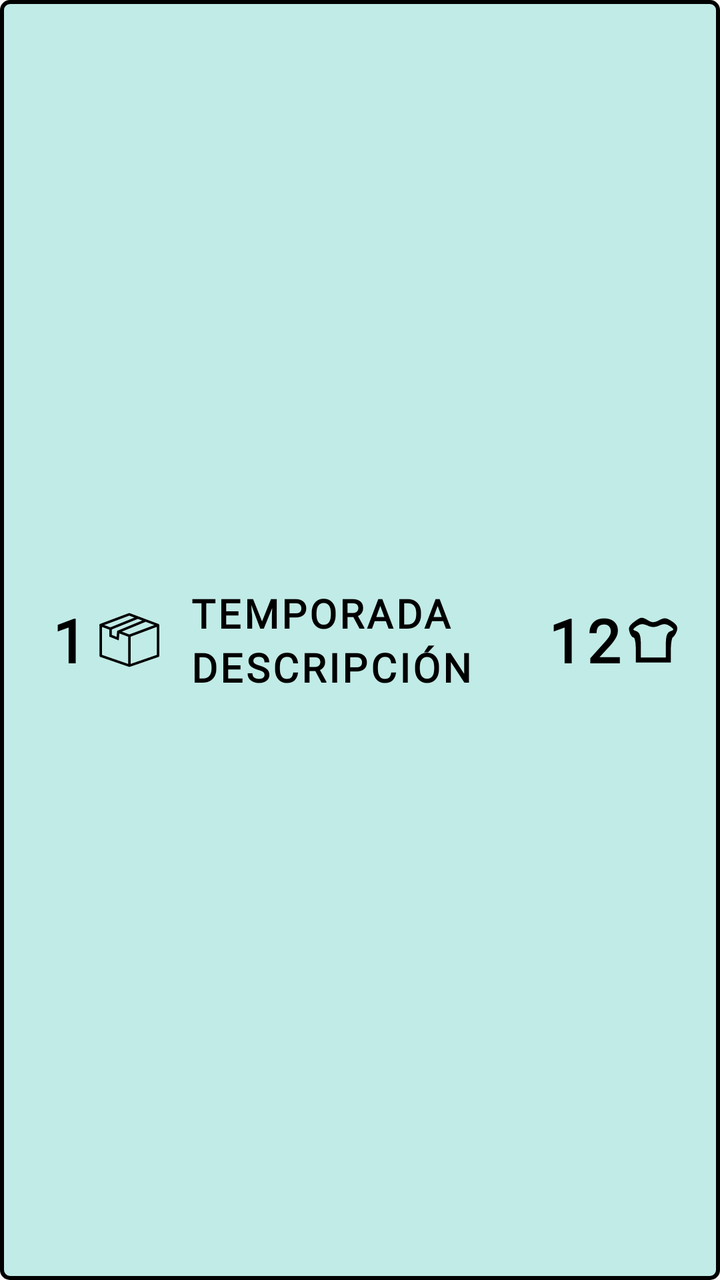
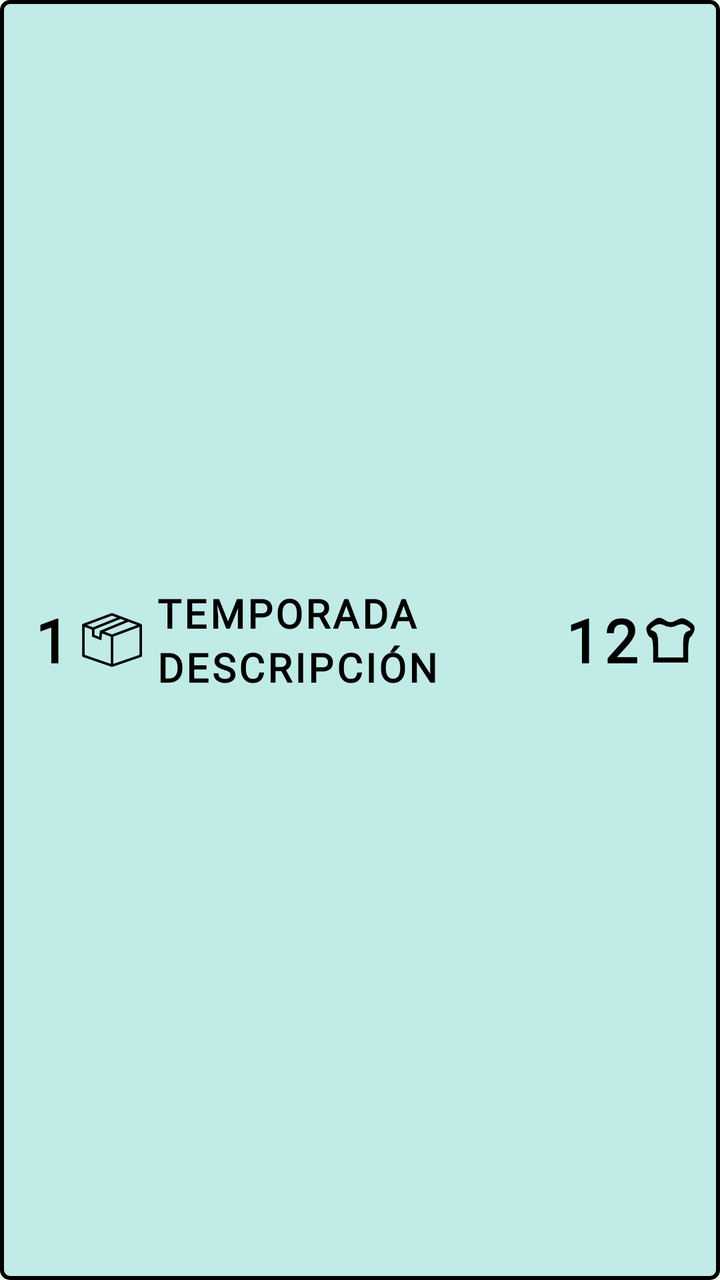

Before-and-after screenshots of an Android layout around one commit, followed by the original layout XML and the change that was made.
<!-- AndroidManifest.xml: application theme Theme.Gestock -->
<!-- res/layout/adapter_cajas.xml -->
<?xml version="1.0" encoding="utf-8"?>
<LinearLayout
    xmlns:android="http://schemas.android.com/apk/res/android"
    xmlns:app="http://schemas.android.com/apk/res-auto"
    android:background="@drawable/border_line_producte"
    android:layout_width="match_parent"
    android:layout_height="wrap_content"
    android:layout_margin="5dp"
    android:orientation="horizontal">

    <LinearLayout
        android:layout_width="0dp"
        android:layout_height="match_parent"
        android:layout_weight="1"
        android:orientation="horizontal"
        android:gravity="center">

        <TextView
            android:id="@+id/id_caja"
            android:layout_width="wrap_content"
            android:layout_height="wrap_content"

            android:layout_marginEnd="5dp"

            android:text="1"
            android:textSize="30sp"
            android:textStyle="bold"
            android:textColor="@color/black"
            android:fontFamily="@font/abhaya_libre"
            android:letterSpacing="0.07"/>

        <ImageView
            android:id="@+id/caixa_icon_virtual"
            android:layout_width="30dp"
            android:layout_height="30dp"
            android:src="@drawable/caja_icon"/>

    </LinearLayout>

    <LinearLayout
        android:layout_width="0dp"
        android:layout_height="match_parent"
        android:layout_weight="2"
        android:orientation="vertical"
        android:gravity="center_vertical">

        <TextView
            android:id="@+id/textview_temporada"
            android:layout_width="wrap_content"
            android:layout_height="wrap_content"

            android:text="TEMPORADA"
            android:textSize="20dp"
            android:textStyle="bold"
            android:textColor="@color/black"
            android:fontFamily="@font/abhaya_libre"
            android:letterSpacing="0.07"/>

        <TextView
            android:id="@+id/textview_descripcion"
            android:layout_width="wrap_content"
            android:layout_height="wrap_content"

            android:text="DESCRIPCIÓN"
            android:textSize="20sp"
            android:textStyle="bold"
            android:textColor="@color/black"
            android:fontFamily="@font/abhaya_libre"
            android:letterSpacing="0.07"/>

    </LinearLayout>


    <LinearLayout
        android:layout_width="0dp"
        android:layout_height="match_parent"
        android:layout_weight="1"
        android:orientation="horizontal"
        android:gravity="center">

        <TextView
            android:id="@+id/cantidadTextView"
            android:layout_width="wrap_content"
            android:layout_height="wrap_content"

            android:text="12"
            android:textSize="30sp"
            android:textStyle="bold"
            android:textColor="@color/black"
            android:fontFamily="@font/abhaya_libre"
            android:letterSpacing="0.07" />

        <ImageView
            android:id="@+id/productos_icon_virtual"
            android:layout_width="30dp"
            android:layout_height="30dp"

            android:src="@drawable/stock_icon"/>

    </LinearLayout>


</LinearLayout>
<!-- resources referenced by this layout -->
<resources>
  <color name="black">#ff000000</color>
  <!-- drawable border_line_producte (drawable) -->
  <?xml version="1.0" encoding="utf-8"?>
  <shape xmlns:android="http://schemas.android.com/apk/res/android">
      <solid android:color="@color/blau_adapter"/>
      <stroke
          android:width="2dp"
          android:color="#000000"/>
      <corners android:radius="4dp"/>
      <padding
          android:left="10dp"
          android:top="10dp"
          android:right="10dp"
          android:bottom="10dp"/>
  </shape>
  <!-- drawable caja_icon (drawable) -->
  <?xml version="1.0" encoding="utf-8"?>
  <vector xmlns:android="http://schemas.android.com/apk/res/android"
      android:height="491.2891dp"
      android:width="491.2891dp"
      android:viewportWidth="491.29"
      android:viewportHeight="491.29">
      <path
          android:fillColor="#ff000000"
          android:pathData="M481.82,113.21L248.66,25.9c-2.3,-0.86 -4.85,-0.86 -7.16,0L6.71,113.82c-4.12,1.2 -9.11,7.71 -5.42,14.37v246.52c0,4.36 2.76,8.22 6.88,9.65l231.04,79.74c1.37,0.79 2.43,1.48 4.85,1.8c3.39,0.45 5.54,-0.5 5.56,-0.51l234.79,-81.04c4.12,-1.43 6.88,-5.29 6.88,-9.65V123.38C491.37,118.49 485.64,114.57 481.82,113.21zM450.76,123.38l-205.07,76.79l-61.54,-23.04l195.32,-80.45L450.76,123.38zM351.38,86.17l-205.25,84.54l-5.05,49.1l-38.21,-15.39v-45.57l212.88,-86.02L351.38,86.17zM245.08,46.36l42.4,15.88L90.17,141.95l-50.17,-18.79L245.08,46.36zM21.71,138.56l60.75,22.75v56.88l76.16,30.69l5.85,-56.86l71.61,26.82v222.6l-214.38,-73.99V138.56zM470.87,367.43l-214.38,73.99V218.38l214.38,-80.27V367.43z"/>
  </vector>
  <!-- drawable stock_icon (drawable) -->
  <?xml version="1.0" encoding="utf-8"?>
  <vector xmlns:android="http://schemas.android.com/apk/res/android"
      android:height="24dp"
      android:width="24dp"
      android:viewportWidth="24"
      android:viewportHeight="24">
      <path
          android:fillColor="#000000"
          android:pathData="M4.1,4.9c-1.7,1.3 -2.2,2.3 -1.6,3.9 0.3,1.2 1.1,2.2 1.6,2.2 0.5,-0 0.9,2.2 0.9,5l0,5 7,-0 7,-0 0,-4.9c0,-2.7 0.4,-5.1 0.9,-5.3 0.4,-0.2 1.1,-1.3 1.5,-2.4 0.5,-1.6 0,-2.6 -2,-3.9 -2.3,-1.5 -3,-1.5 -5.1,-0.4 -1.9,1 -2.8,1 -4.3,0.1 -2.6,-1.6 -3,-1.5 -5.9,0.7zM14.4,6.2c1.8,-0.8 2.8,-0.7 4.3,0.3 1.7,1.3 1.7,1.4 0.1,2 -1.4,0.6 -1.8,1.9 -1.8,5.6l0,4.9 -5,-0 -5,-0 0,-4.9c0,-3.7 -0.4,-5 -1.7,-5.6 -1.7,-0.6 -1.7,-0.7 0,-2 1.5,-1 2.5,-1.1 4.3,-0.3 1.7,0.8 3.1,0.8 4.8,-0z"
          android:strokeColor="#00000000"/>
  </vector>
  <style name="Theme.Gestock" parent="Theme.MaterialComponents.DayNight.NoActionBar.Bridge">
          <item name="colorOnPrimary">@color/white</item>
          <item name="colorOnSecondary">@color/black</item>
          <item name="colorPrimary">@color/black_34</item>
          <item name="colorPrimaryVariant">@color/purple_700</item>
          <item name="colorSecondary">@color/teal_200</item>
          <item name="colorSecondaryVariant">@color/teal_700</item>
      </style>
  <color name="blau_adapter">#c1ebe6</color>
  <color name="white">#ffffffff</color>
  <color name="black_34">#57090909</color>
  <color name="purple_700">#ff3700b3</color>
  <color name="teal_200">#ff03dac5</color>
  <color name="teal_700">#ff018786</color>
</resources>

<!-- the commit's change to res/layout/adapter_cajas.xml (unified diff, before → after) -->
@@ -1,7 +1,6 @@
 <?xml version="1.0" encoding="utf-8"?>
 <LinearLayout
     xmlns:android="http://schemas.android.com/apk/res/android"
-    xmlns:app="http://schemas.android.com/apk/res-auto"
     android:background="@drawable/border_line_producte"
     android:layout_width="match_parent"
     android:layout_height="wrap_content"
@@ -40,7 +39,7 @@
     <LinearLayout
         android:layout_width="0dp"
         android:layout_height="match_parent"
-        android:layout_weight="2"
+        android:layout_weight="3"
         android:orientation="vertical"
         android:gravity="center_vertical">
 
@@ -50,7 +49,7 @@
             android:layout_height="wrap_content"
 
             android:text="TEMPORADA"
-            android:textSize="20dp"
+            android:textSize="20sp"
             android:textStyle="bold"
             android:textColor="@color/black"
             android:fontFamily="@font/abhaya_libre"
@@ -58,11 +57,15 @@
 
         <TextView
             android:id="@+id/textview_descripcion"
-            android:layout_width="wrap_content"
+            android:layout_width="match_parent"
             android:layout_height="wrap_content"
 
+            android:maxLines="1"
+            android:ellipsize="end"
+            android:scrollHorizontally="false"
+            android:textSize="20sp"
+
             android:text="DESCRIPCIÓN"
-            android:textSize="20sp"
             android:textStyle="bold"
             android:textColor="@color/black"
             android:fontFamily="@font/abhaya_libre"
